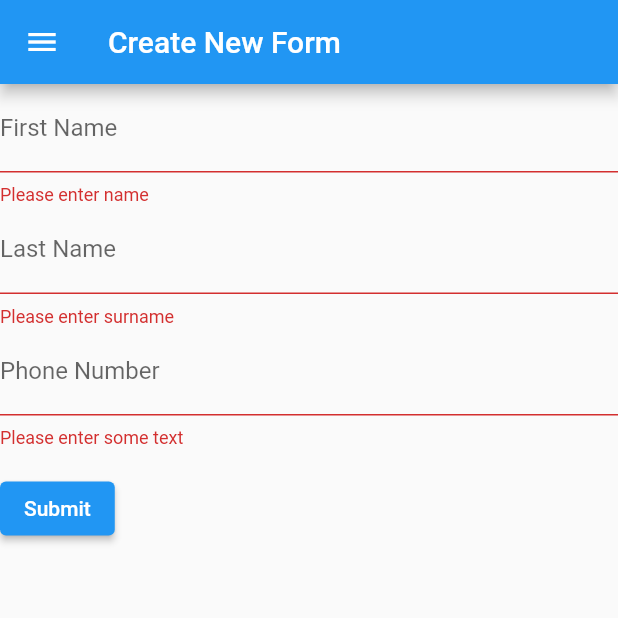
After one commit to klejdi94/flutter-boilerplate, a Flutter app: the FormPage screen opened by its route, after a tap on "Submit", on a phone screen of 412 x 824 dp, the top half of it. The commit adds this screen. Run offline on Flutter 3.47's test engine with Material 2 defaults, Android fonts, the phone set to English and light mode, and no system bars.

Commit message:
create a new form

```diff
--- /dev/null
+++ b/lib/app/form/form_page.dart
@@ -0,0 +1,100 @@
+import 'package:boilerplate/app/homepage/homepage.dart';
+import 'package:boilerplate/config/config.dart';
+import 'package:boilerplate/config/menu/nav_drawer.dart';
+import 'package:flutter/material.dart';
+
+class FormPage extends StatelessWidget {
+  @override
+  Widget build(BuildContext context) {
+    return Scaffold(
+      drawer: NavDrawer(),
+      appBar: AppBar(
+        title: Text(createFormTitle),
+      ),
+      body: MyCustomForm(),
+    );
+  }
+}
+
+class MyCustomForm extends StatefulWidget {
+  @override
+  MyCustomFormState createState() {
+    return MyCustomFormState();
+  }
+}
+
+class MyCustomFormState extends State<MyCustomForm> {
+  final _formKey = GlobalKey<FormState>();
+
+  @override
+  Widget build(BuildContext context) {
+    // Build a Form widget using the _formKey created above.
+    return SingleChildScrollView(
+        child: Form(
+      key: _formKey,
+      child: Column(
+        crossAxisAlignment: CrossAxisAlignment.start,
+        children: <Widget>[
+          TextFormField(
+            decoration: InputDecoration(
+                hintText: "First Name", labelText: "First Name"),
+            validator: (value) {
+              if (value == null || value.isEmpty) {
+                return 'Please enter name';
+              }
+              return null;
+            },
+          ),
+          TextFormField(
+            decoration: InputDecoration(
+                hintText: "Last Name", labelText: "Last Name"),
+            validator: (value) {
+              if (value == null || value.isEmpty) {
+                return 'Please enter surname';
+              }
+              return null;
+            },
+          ),
+          TextFormField(
+            decoration: InputDecoration(
+                hintText: "Phone Number", labelText: "Phone Number"),
+            validator: (value) {
+              if (value == null ||value.isEmpty) {
+                return 'Please enter some text';
+              } else if (!isNumeric(value)) {
+                return 'Please enter a valid Phone number';
+              }
+              return null;
+            },
+          ),
+          Padding(
+            padding: const EdgeInsets.symmetric(vertical: 16.0),
+            child: ElevatedButton(
+              onPressed: () {
+                if (_formKey.currentState.validate()) {
+                  ScaffoldMessenger.of(context)
+                      .showSnackBar(SnackBar(content: Text('Processing Form Data')));
+
+                  Navigator.pushReplacement(
+                    context,
+                    MaterialPageRoute(builder: (context) =>
+                        HomePage(title: titleHome)),
+                  );
+                }
+              },
+              child: Text('Submit'),
+            ),
+          ),
+        ],
+      ),
+    ));
+  }
+}
+
+bool isNumeric(String s) {
+  try {
+    return double.parse(s) != null;
+  } catch (e) {
+    return false;
+  }
+}
--- a/lib/config/config.dart
+++ b/lib/config/config.dart
@@ -5,3 +5,5 @@
 var titleHome = 'Home page';
 
 var loginTitle = 'Login';
+
+var createFormTitle = 'Create New Form';
--- a/lib/config/menu/nav_drawer.dart
+++ b/lib/config/menu/nav_drawer.dart
@@ -1,3 +1,4 @@
+import 'package:boilerplate/app/form/form_page.dart';
 import 'package:boilerplate/config/login/login_page.dart';
 import 'package:boilerplate/shared/dialog/popup.dart';
 import 'package:boilerplate/shared/dialog/popup_service.dart';
@@ -45,6 +46,16 @@ class NavDrawer extends StatelessWidget {
             onTap: () => {_openPopup(context,feedbackTitle,'ciao')},
           ),
           ListTile(
+            leading: Icon(Icons.add_chart_rounded),
+            title: Text(createFormTitle),
+            onTap: () => {
+              Navigator.pushReplacement(context,
+                  MaterialPageRoute(builder: (context) =>
+                      FormPage())
+                 )
+            },
+          ),
+          ListTile(
             leading: Icon(Icons.exit_to_app),
             title: Text(logoutTitle),
             onTap: () => {
--- a/lib/config/menu/nav_titles.dart
+++ b/lib/config/menu/nav_titles.dart
@@ -3,4 +3,5 @@ var benvenutiTitle = 'Benvenuti';
 var profiloTitle = 'Profilo';
 var settingsTitle = 'Settings';
 var feedbackTitle = 'Feedback';
+var createFormTitle = 'Create Form';
 var logoutTitle = 'Logout';
--- a/lib/config/routing/routing.dart
+++ b/lib/config/routing/routing.dart
@@ -1,3 +1,4 @@
+import 'package:boilerplate/app/form/form_page.dart';
 import 'package:flutter/cupertino.dart';
 
 import '../../app/homepage/homepage.dart';
@@ -5,5 +6,6 @@ import '../login/login_page.dart';
 
 var routesConfig = <String, WidgetBuilder>{
   '/home': (context) => HomePage(title: 'Flutter Demo Home Page'),
-  '/login': (context) => LoginPage()
+  '/login': (context) => LoginPage(),
+  '/createForm': (context) => FormPage()
 };
```
